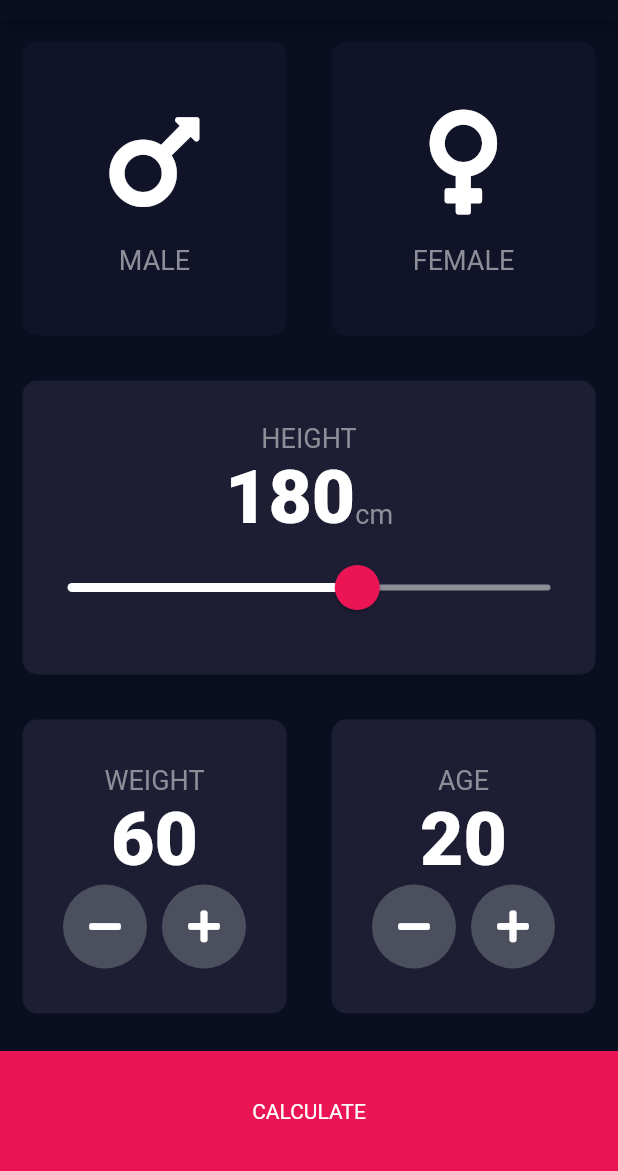
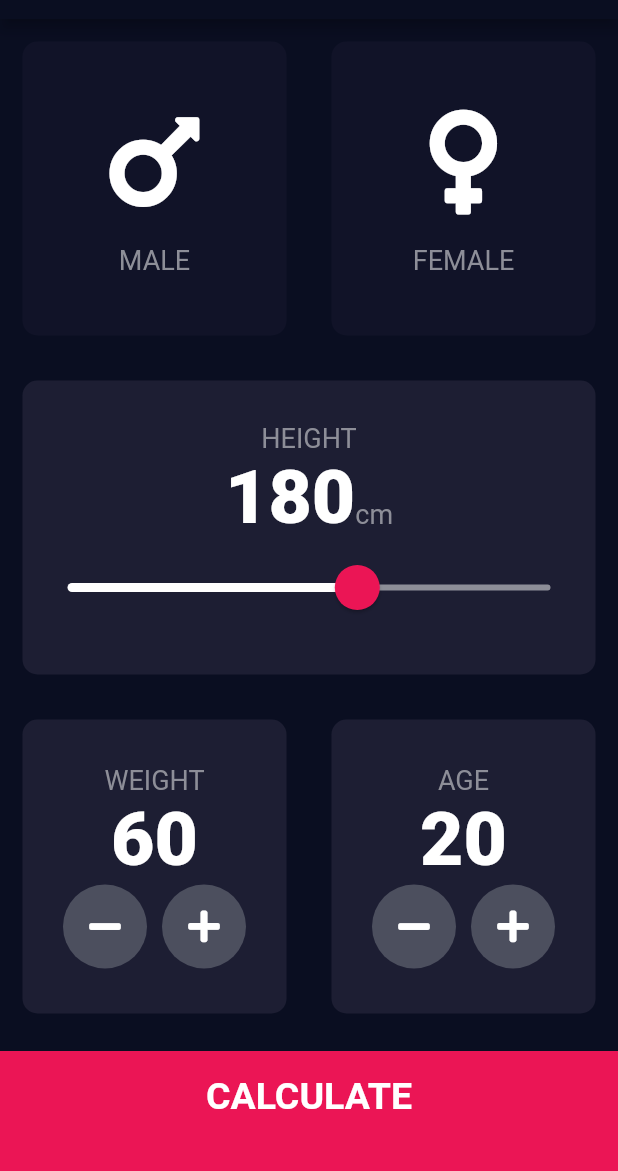
Before and after one commit to charger513/bmi-calculator-flutter, a Flutter app: the screen it shows after launch, on a phone screen of 412 x 824 dp, the part 65-1236 px from its top. Run offline on Flutter 3.47's test engine with Material 2 defaults, Android fonts, the phone set to English and light mode, and no system bars; our stand-ins replace font_awesome_flutter.

```diff
--- /dev/null
+++ b/lib/components/bottom_button.dart
@@ -0,0 +1,30 @@
+import 'package:bmi_calculator/constants.dart';
+import 'package:flutter/material.dart';
+
+class BottomButton extends StatelessWidget {
+
+  BottomButton({@required this.onTap, @required this.buttonTitle});
+
+  final Function onTap;
+  final String buttonTitle;
+
+  @override
+  Widget build(BuildContext context) {
+    return GestureDetector(
+      onTap: onTap,
+      child: Container(
+        child: Center(
+          child: Text(
+            buttonTitle,
+            style: kLargeButtonTextStyle,
+          )
+        ),
+        color: kBottomContainerColor,
+        margin: EdgeInsets.only(top: 10.0),
+        padding: EdgeInsets.only(bottom: 20.0),
+        width: double.infinity,
+        height: kBottomContainerHeight,
+      ),
+    );
+  }
+}
--- /dev/null
+++ b/lib/components/round_icon_button.dart
@@ -0,0 +1,25 @@
+import 'package:flutter/material.dart';
+
+
+class RoundIconButton extends StatelessWidget {
+
+  RoundIconButton({@required this.icon, @required this.onPressed});
+
+  final IconData icon;
+  final Function onPressed;
+
+  @override
+  Widget build(BuildContext context) {
+    return RawMaterialButton(
+      child: Icon(icon),
+      onPressed: onPressed,
+      elevation: 0.0,
+      constraints: BoxConstraints.tightFor(
+        width: 56.0,
+        height: 56.0
+      ),
+      shape: CircleBorder(),
+      fillColor: Color(0xFF4C4F5E),
+    );
+  }
+}
--- a/lib/main.dart
+++ b/lib/main.dart
@@ -1,4 +1,4 @@
-import 'package:bmi_calculator/input_page.dart';
+import 'package:bmi_calculator/screens/input_page.dart';
 import 'package:flutter/material.dart';
 
 void main() => runApp(BMICalculator());
--- a/lib/input_page.dart
+++ b/lib/screens/input_page.dart
@@ -1,7 +1,9 @@
+import 'package:bmi_calculator/components/bottom_button.dart';
+import 'package:bmi_calculator/components/icon_content.dart';
+import 'package:bmi_calculator/components/reusable_card.dart';
+import 'package:bmi_calculator/components/round_icon_button.dart';
 import 'package:bmi_calculator/constants.dart';
-import 'package:bmi_calculator/icon_content.dart';
-import 'package:bmi_calculator/results_page.dart';
-import 'package:bmi_calculator/reusable_card.dart';
+import 'package:bmi_calculator/screens/results_page.dart';
 import 'package:flutter/material.dart';
 import 'package:font_awesome_flutter/font_awesome_flutter.dart';
 
@@ -204,43 +206,19 @@ class _InputPageState extends State<InputPage> {
               ],
             ),
           ),
-          GestureDetector(
+          BottomButton(
+            buttonTitle: 'CALCULATE',
             onTap: () {
-              Navigator.push(context, MaterialPageRoute(builder: (BuildContext context) => ResultsPage()));
+              Navigator.push(
+                context,
+                MaterialPageRoute(
+                  builder: (BuildContext context) => ResultsPage()
+                )
+              );
             },
-            child: Container(
-              child: Center(child: Text('CALCULATE')),
-              color: kBottomContainerColor,
-              margin: EdgeInsets.only(top: 10.0),
-              width: double.infinity,
-              height: kBottomContainerHeight,
-            ),
           )
         ],
       )
     );
   }
 }
-
-class RoundIconButton extends StatelessWidget {
-
-  RoundIconButton({@required this.icon, @required this.onPressed});
-
-  final IconData icon;
-  final Function onPressed;
-
-  @override
-  Widget build(BuildContext context) {
-    return RawMaterialButton(
-      child: Icon(icon),
-      onPressed: onPressed,
-      elevation: 0.0,
-      constraints: BoxConstraints.tightFor(
-        width: 56.0,
-        height: 56.0
-      ),
-      shape: CircleBorder(),
-      fillColor: Color(0xFF4C4F5E),
-    );
-  }
-}
```
Also changed, not shown: lib/constants.dart (+25 -0 lines), lib/results_page.dart (deleted, +0 -13 lines), lib/screens/results_page.dart (added, +62 -0 lines), lib/components/icon_content.dart (renamed from lib/icon_content.dart), lib/components/reusable_card.dart (renamed from lib/reusable_card.dart).
